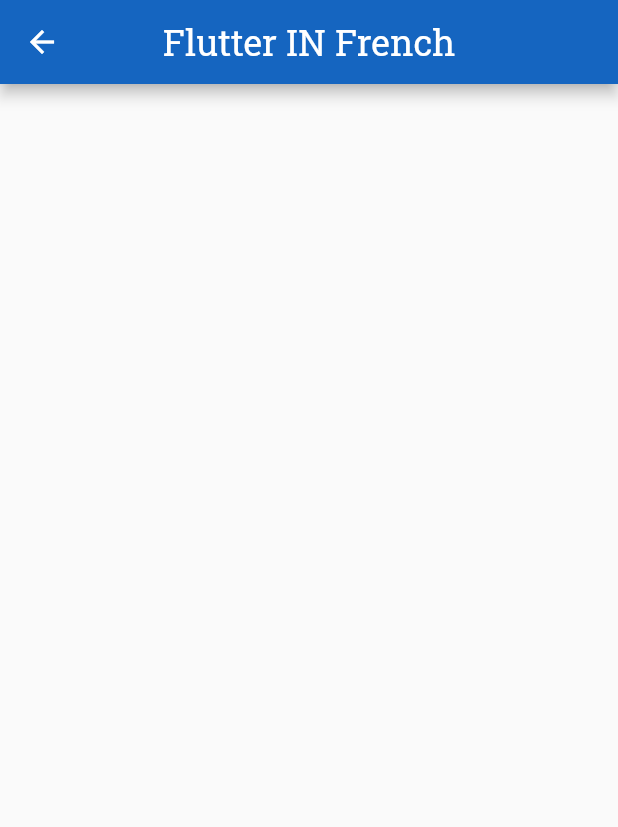
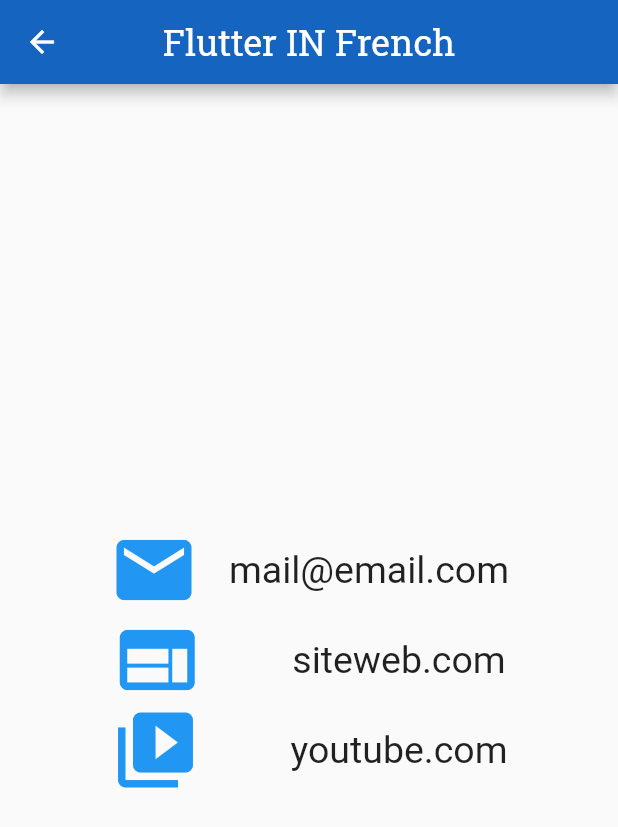
Before and after one commit to Jpilosel/FlutterInFrench, a Flutter app: the ContactScreen screen opened by its route, on a phone screen of 412 x 824 dp. Shown: the top 827 px of the screen. Run offline on Flutter 3.47's test engine with Material 2 defaults, Android fonts, the phone set to English and light mode, and no system bars; our stand-ins replace cloud_firestore, firebase_core, google_fonts; accounts and stored records are empty.

Commit message:
structure de la page contactScreen

```diff
--- a/lib/screens/components/menu_component.dart
+++ b/lib/screens/components/menu_component.dart
@@ -27,8 +27,12 @@ class MenuComponent extends StatelessWidget {
                   style: GoogleFonts.robotoSlab(fontSize: 22.0),
                 )),
                 ListTile(
-                    title: Text('En savoir plus',
-                        style: GoogleFonts.robotoSlab(fontSize: 22.0))),
+                  title: Text(
+                    'En savoir plus',
+                    style: GoogleFonts.robotoSlab(fontSize: 22.0),
+                  ),
+                  onTap: () => Navigator.pushNamed(context, '/contact'),
+                ),
               ],
             ),
           ),
--- a/lib/screens/contact_screen.dart
+++ b/lib/screens/contact_screen.dart
@@ -6,6 +6,39 @@ class ContactScreen extends StatelessWidget {
   Widget build(BuildContext context) {
     return Scaffold(
       appBar: AppbarComponent.build(),
+      body: Column(
+        mainAxisAlignment: MainAxisAlignment.center,
+        children: <Widget>[
+          _buidContact(icon: Icons.mail, text: 'mail@email.com', space: 20.0),
+          _buidContact(icon: Icons.web, text: 'siteweb.com', space: 60.0),
+          _buidContact(
+              icon: Icons.video_library, text: 'youtube.com', space: 60.0)
+        ],
+      ),
+    );
+  }
+
+  Widget _buidContact({
+    @required IconData icon,
+    @required String text,
+    double space = 20.0,
+  }) {
+    return Container(
+      child: Row(
+        mainAxisAlignment: MainAxisAlignment.center,
+        children: <Widget>[
+          Icon(
+            icon,
+            size: 60.0,
+            color: Colors.blue,
+          ),
+          SizedBox(width: space),
+          Text(
+            text,
+            style: TextStyle(fontSize: 25.0),
+          ),
+        ],
+      ),
     );
   }
 }
```
